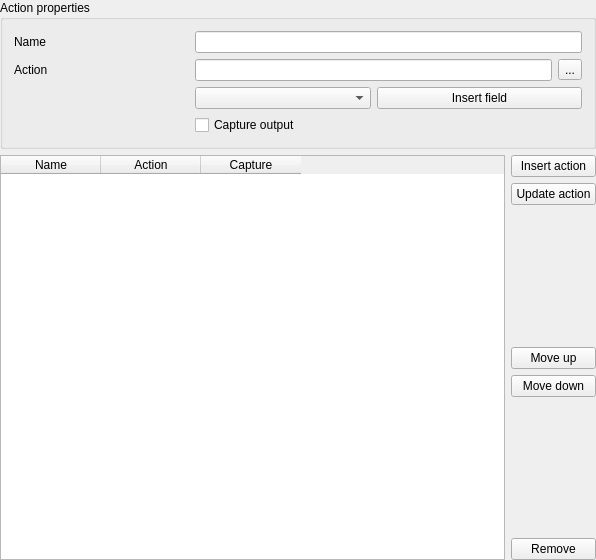
Above: qgis/src/ui/qgsattributeactiondialogbase.ui from sourcepole/qgis before the change. Below: the same form after it.
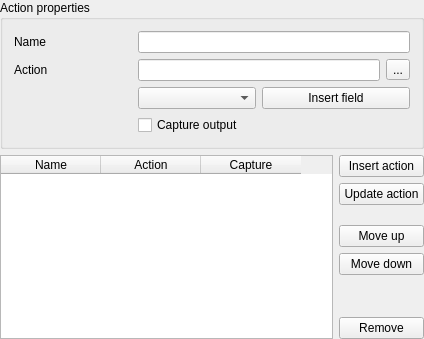
That is the form after the change.

What changed in the file:
```diff
--- a/qgis/src/ui/qgsattributeactiondialogbase.ui
+++ b/qgis/src/ui/qgsattributeactiondialogbase.ui
@@ -1,12 +1,12 @@
 <ui version="4.0" >
  <class>QgsAttributeActionDialogBase</class>
- <widget class="QWidget" name="QgsAttributeActionDialogBase" >
-  <property name="geometry" >
+ <widget class="QWidget" name="QgsAttributeActionDialogBase">
+  <property name="geometry">
    <rect>
     <x>0</x>
     <y>0</y>
-    <width>596</width>
-    <height>560</height>
+    <width>424</width>
+    <height>339</height>
    </rect>
   </property>
   <property name="sizePolicy" >
@@ -253,7 +253,7 @@
    </item>
   </layout>
  </widget>
- <layoutdefault spacing="6" margin="11" />
+ <layoutdefault spacing="6" margin="11"/>
  <tabstops>
   <tabstop>actionName</tabstop>
   <tabstop>actionAction</tabstop>
```
Left out of the diff: 180 changed lines with no effect on the pictures.
